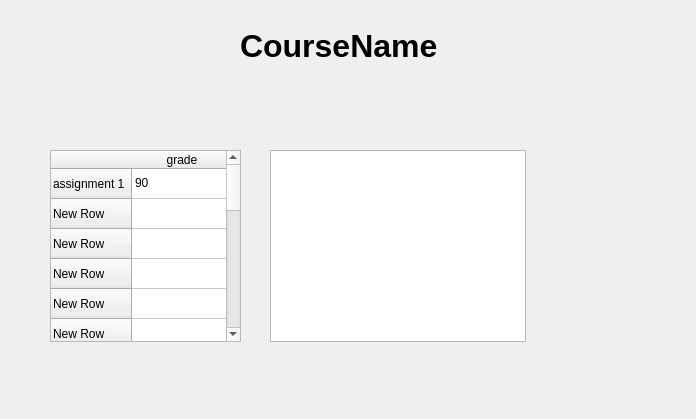
Qt form student_course.ui (suhaibchaudhry/lms_project) before a commit.
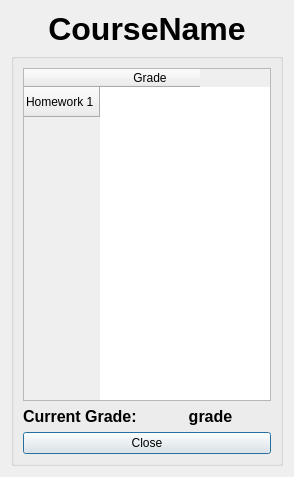
The same form after that commit.

Commit message: added student course screen and set up to show assignment list with grades and current grade

```diff
--- a/student_course.ui
+++ b/student_course.ui
@@ -6,22 +6,16 @@
    <rect>
     <x>0</x>
     <y>0</y>
-    <width>696</width>
-    <height>419</height>
+    <width>294</width>
+    <height>477</height>
    </rect>
   </property>
   <property name="windowTitle">
    <string>Dialog</string>
   </property>
+  <layout class="QVBoxLayout" name="verticalLayout_2">
+   <item>
   <widget class="QLabel" name="courseName">
-   <property name="geometry">
-    <rect>
-     <x>240</x>
-     <y>10</y>
-     <width>341</width>
-     <height>71</height>
-    </rect>
-   </property>
    <property name="font">
     <font>
      <pointsize>24</pointsize>
@@ -32,132 +26,100 @@
    <property name="text">
     <string>CourseName</string>
    </property>
-  </widget>
+     <property name="alignment">
+      <set>Qt::AlignCenter</set>
+     </property>
+    </widget>
+   </item>
+   <item>
+    <widget class="QGroupBox" name="groupBox">
+     <property name="title">
+      <string/>
+     </property>
+     <layout class="QVBoxLayout" name="verticalLayout">
+      <item>
   <widget class="QTableWidget" name="tableWidget">
-   <property name="geometry">
-    <rect>
-     <x>50</x>
-     <y>150</y>
-     <width>191</width>
-     <height>192</height>
-    </rect>
-   </property>
-   <row>
-    <property name="text">
-     <string>assignment 1</string>
-    </property>
-   </row>
+        <property name="showGrid">
+         <bool>false</bool>
+        </property>
+        <property name="gridStyle">
+         <enum>Qt::NoPen</enum>
+        </property>
    <row>
     <property name="text">
-     <string>New Row</string>
-    </property>
-   </row>
-   <row>
-    <property name="text">
-     <string>New Row</string>
-    </property>
-   </row>
-   <row>
-    <property name="text">
-     <string>New Row</string>
-    </property>
-   </row>
-   <row>
-    <property name="text">
-     <string>New Row</string>
-    </property>
-   </row>
-   <row>
-    <property name="text">
-     <string>New Row</string>
-    </property>
-   </row>
-   <row>
-    <property name="text">
-     <string>New Row</string>
-    </property>
-   </row>
-   <row>
-    <property name="text">
-     <string>New Row</string>
-    </property>
-   </row>
-   <row>
-    <property name="text">
-     <string>New Row</string>
-    </property>
-   </row>
-   <row>
-    <property name="text">
-     <string>New Row</string>
-    </property>
-   </row>
-   <row>
-    <property name="text">
-     <string>New Row</string>
-    </property>
-   </row>
-   <row>
-    <property name="text">
-     <string>New Row</string>
-    </property>
-   </row>
-   <row>
-    <property name="text">
-     <string>New Row</string>
-    </property>
-   </row>
-   <row>
-    <property name="text">
-     <string>New Row</string>
-    </property>
-   </row>
-   <row>
-    <property name="text">
-     <string>New Row</string>
-    </property>
-   </row>
-   <row>
-    <property name="text">
-     <string>New Row</string>
-    </property>
-   </row>
-   <row>
-    <property name="text">
-     <string>New Row</string>
-    </property>
-   </row>
-   <row>
-    <property name="text">
-     <string>assignment 2</string>
+          <string>Homework 1</string>
     </property>
    </row>
    <column>
     <property name="text">
-     <string>grade</string>
+          <string>Grade</string>
     </property>
    </column>
    <item row="0" column="0">
     <property name="text">
-     <string>90</string>
-    </property>
-   </item>
-   <item row="17" column="0">
+          <string/>
+         </property>
+         <property name="textAlignment">
+          <set>AlignCenter</set>
+         </property>
+         <property name="flags">
+          <set>ItemIsEnabled</set>
+         </property>
+        </item>
+       </widget>
+      </item>
+      <item>
+       <layout class="QHBoxLayout" name="horizontalLayout">
+        <item>
+         <widget class="QLabel" name="label">
+          <property name="font">
+           <font>
+            <pointsize>12</pointsize>
+            <weight>75</weight>
+            <bold>true</bold>
+           </font>
+          </property>
     <property name="text">
-     <string>30</string>
-    </property>
-   </item>
-  </widget>
-  <widget class="QTableView" name="tableView">
-   <property name="geometry">
-    <rect>
-     <x>270</x>
-     <y>150</y>
-     <width>256</width>
-     <height>192</height>
-    </rect>
-   </property>
-  </widget>
+           <string>Current Grade:</string>
+          </property>
+         </widget>
+        </item>
+        <item>
+         <widget class="QLabel" name="curr_grade">
+          <property name="font">
+           <font>
+            <pointsize>12</pointsize>
+            <weight>75</weight>
+            <bold>true</bold>
+           </font>
+          </property>
+          <property name="text">
+           <string>grade</string>
+          </property>
+          <property name="alignment">
+           <set>Qt::AlignCenter</set>
+          </property>
+         </widget>
+        </item>
+       </layout>
+      </item>
+      <item>
+       <widget class="QPushButton" name="pushButton">
+        <property name="sizePolicy">
+         <sizepolicy hsizetype="Expanding" vsizetype="Fixed">
+          <horstretch>0</horstretch>
+          <verstretch>0</verstretch>
+         </sizepolicy>
+        </property>
+        <property name="text">
+         <string>Close</string>
+        </property>
+       </widget>
+      </item>
+     </layout>
+    </widget>
+   </item>
+  </layout>
  </widget>
  <resources/>
  <connections/>
```
Lines whose indentation alone changed are shown as unchanged. The commit also changes 2 other files.
